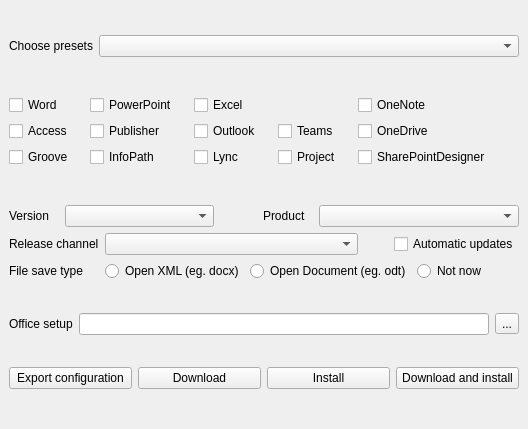
Old version of the form src/installer.ui in the repository Fantazzj/MS-office-installer-Qt.
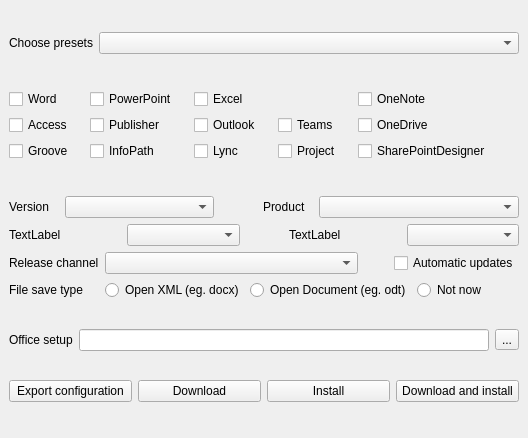
New version of the form.

What changed in the file:
```diff
--- a/src/installer.ui
+++ b/src/installer.ui
@@ -7,7 +7,7 @@
     <x>0</x>
     <y>0</y>
     <width>528</width>
-    <height>429</height>
+    <height>438</height>
    </rect>
   </property>
   <property name="windowTitle">
@@ -328,6 +328,46 @@
         </item>
        </layout>
       </item>
+      <item>
+       <layout class="QHBoxLayout" name="horizontalLayout_13">
+        <item>
+         <widget class="QLabel" name="label_7">
+          <property name="text">
+           <string>TextLabel</string>
+          </property>
+         </widget>
+        </item>
+        <item>
+         <widget class="QComboBox" name="comboBox_2"/>
+        </item>
+        <item>
+         <spacer name="horizontalSpacer_3">
+          <property name="orientation">
+           <enum>Qt::Horizontal</enum>
+          </property>
+          <property name="sizeType">
+           <enum>QSizePolicy::Maximum</enum>
+          </property>
+          <property name="sizeHint" stdset="0">
+           <size>
+            <width>43</width>
+            <height>20</height>
+           </size>
+          </property>
+         </spacer>
+        </item>
+        <item>
+         <widget class="QLabel" name="label_8">
+          <property name="text">
+           <string>TextLabel</string>
+          </property>
+         </widget>
+        </item>
+        <item>
+         <widget class="QComboBox" name="comboBox"/>
+        </item>
+       </layout>
+      </item>
       <item>
        <layout class="QHBoxLayout" name="horizontalLayout_6">
         <item>
```
Left out of the diff: 228 changed lines with no effect on the pictures.
